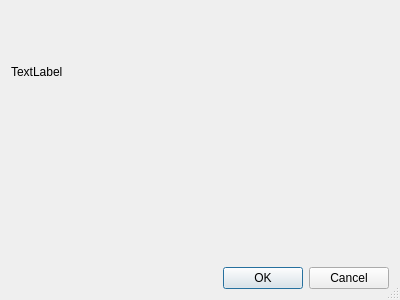
Qt form dialognamespace.ui (LMiceOrg/Modelingtools) before a commit.
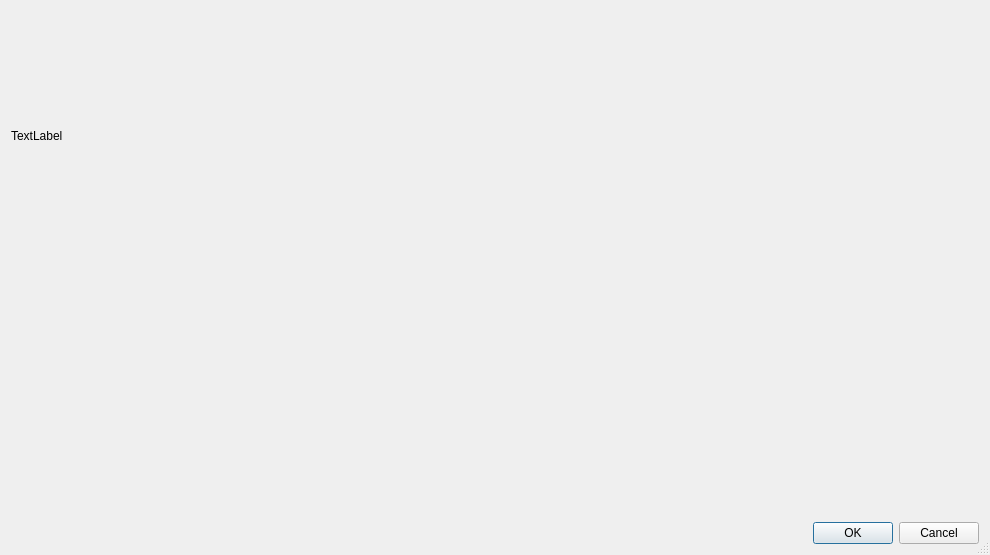
The same form after that commit. Custom widgets are drawn as their Qt base class.

Patch:
```diff
--- a/dialognamespace.ui
+++ b/dialognamespace.ui
@@ -9,8 +9,8 @@
    <rect>
     <x>0</x>
     <y>0</y>
-    <width>400</width>
-    <height>300</height>
+    <width>990</width>
+    <height>555</height>
    </rect>
   </property>
   <property name="windowTitle">
```
Left out of the diff: 1 changed line with no effect on the pictures.
